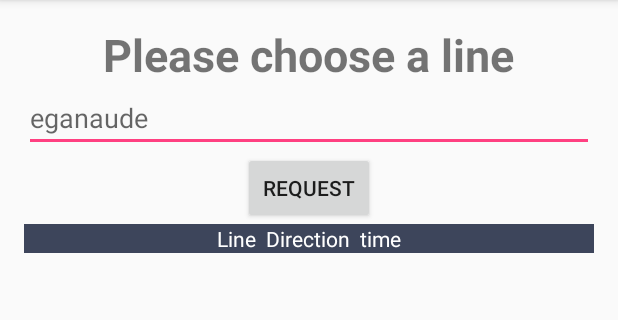
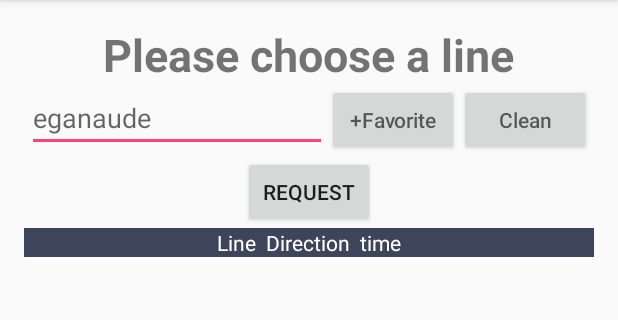
Before and after one commit to REVProfumo/AntibesByBus, an Android app: the screen it shows after launch (MainActivity), on a phone screen of 412 x 824 dp, the part 84-404 px from its top. Run offline under Robolectric (Android 15) with nearby library versions, the phone set to English and light mode, and no system bars; 1 statement that could not run was skipped.

Commit message:
modified the style

```diff
--- a/Antibes2/app/src/main/res/layout/content_main.xml
+++ b/Antibes2/app/src/main/res/layout/content_main.xml
@@ -29,18 +29,38 @@
                 android:textSize="30dp"
                 android:textStyle="bold" />
 
+
+
+            <LinearLayout
+                android:layout_width="wrap_content"
+                android:layout_height="wrap_content"
+                android:orientation="horizontal">
             <EditText
                 android:id="@+id/text"
                 android:hint="eganaude"
                 android:layout_width="match_parent"
                 android:layout_height="wrap_content"
-                android:layout_below="@+id/choose" />
-
-            <LinearLayout
+                android:layout_below="@+id/choose"
+                android:layout_alignParentLeft="true"
+                android:minWidth="200dp"/>
+            <Button
+                android:id="@+id/text2"
+                android:hint="+Favorite"
                 android:layout_width="match_parent"
                 android:layout_height="wrap_content"
-                android:orientation="vertical" >
-
+                android:layout_below="@+id/choose"
+                android:layout_alignParentRight="true"
+                android:layout_toRightOf="@+id/text"
+                />
+                <Button
+                    android:id="@+id/text2"
+                    android:hint="Clean"
+                    android:layout_width="match_parent"
+                    android:layout_height="wrap_content"
+                    android:layout_below="@+id/choose"
+                    android:layout_alignParentRight="true"
+                    android:layout_toRightOf="@+id/text"
+                    />
             </LinearLayout>
 
             <Button
@@ -48,7 +68,7 @@
                 android:text="Request"
                 android:layout_width="wrap_content"
                 android:layout_height="wrap_content"
-                android:layout_below="@+id/text"
+                android:layout_below="@+id/text2"
                 android:onClick="lookUp"
                 />
 
```
